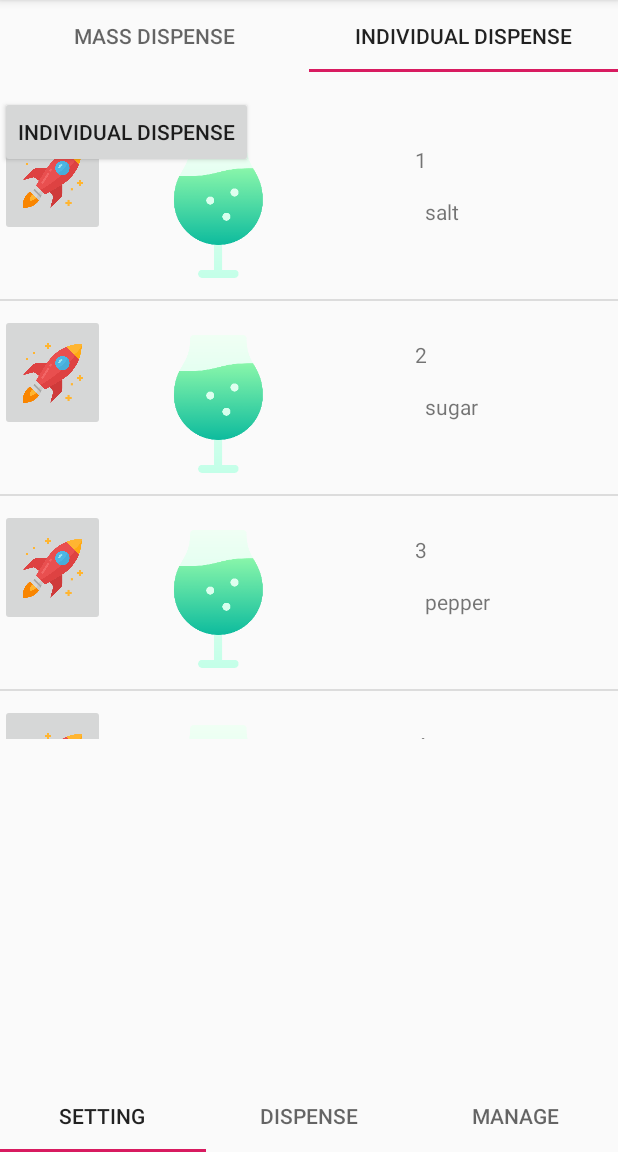
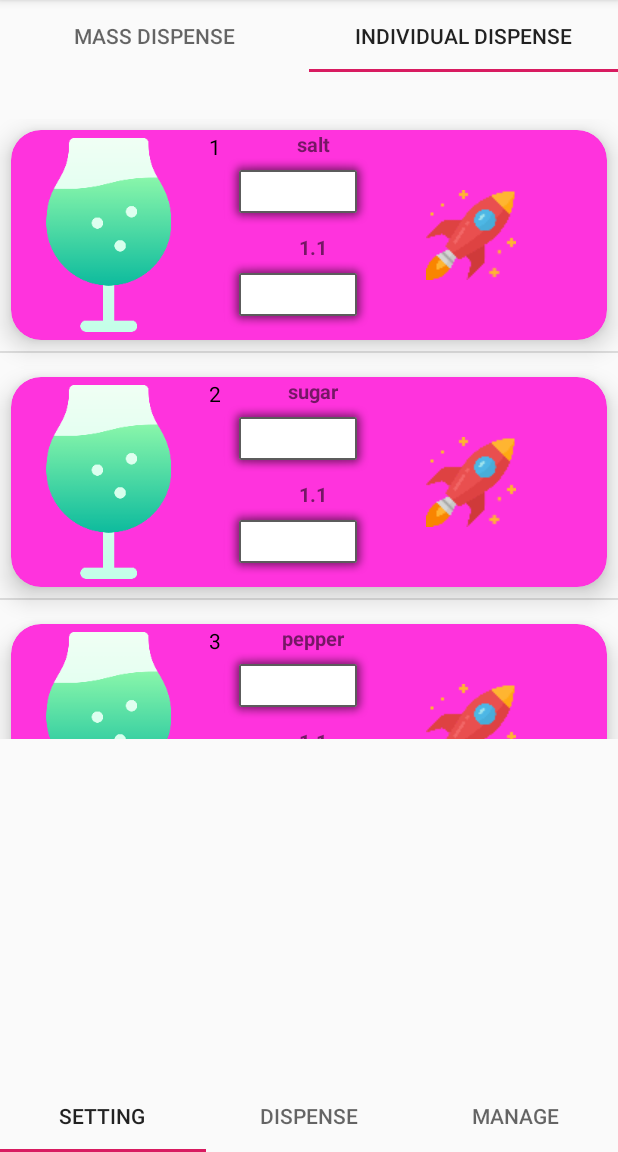
Before and after one commit to FelixWuKai/Sprinkle, an Android app: the screen it shows after launch (MainActivity), tab 2 chosen, on a phone screen of 412 x 824 dp, the part 84-1236 px from its top. Run offline under Robolectric (Android 15) with nearby library versions, the light colour scheme and no system bars; our stand-ins replace ButterKnife.

Commit message:
Trying out some new UIs

```diff
--- a/app/src/main/java/com/example/wulix/sprinkle/ui/adapter/IndivDispenseRecycleAdapter2.java
+++ b/app/src/main/java/com/example/wulix/sprinkle/ui/adapter/IndivDispenseRecycleAdapter2.java
@@ -3,6 +3,7 @@ package com.example.wulix.sprinkle.ui.adapter;
 import android.view.LayoutInflater;
 import android.view.View;
 import android.view.ViewGroup;
+import android.widget.ImageView;
 import android.widget.TextView;
 
 import com.example.wulix.sprinkle.R;
@@ -11,17 +12,26 @@ import com.example.wulix.sprinkle.module.DataDispenser;
 import java.util.List;
 
 import androidx.annotation.NonNull;
+import androidx.cardview.widget.CardView;
 import androidx.recyclerview.widget.RecyclerView;
+import butterknife.BindView;
 
-public class IndivDispenseRecycleAdapter2 extends RecyclerView.Adapter<IndivDispenseRecycleAdapter2.ViewHolder>{
+public class IndivDispenseRecycleAdapter2 extends RecyclerView.Adapter<IndivDispenseRecycleAdapter2.ViewHolder> {
 
+
+    @BindView(R.id.disp_img) ImageView dispImg;
+    @BindView(R.id.dispenserNumber) TextView dispenserNumber;
+    @BindView(R.id.spiceName) TextView spiceName;
+    @BindView(R.id.teasponNumb) TextView teasponNumb;
+    @BindView(R.id.dispense_action) ImageView dispenseAction;
+    @BindView(R.id.indiv_disp) CardView indivDisp;
 
     private List<DataDispenser> dataDispensers;
 
     private OnItemClickListener mOnItemClickListener;
 
-    public interface OnItemClickListener{
-        void onItemClick(View view,int position);
+    public interface OnItemClickListener {
+        void onItemClick(View view, int position);
     }
 
     public IndivDispenseRecycleAdapter2(List<DataDispenser> dataDispensers) {
@@ -31,7 +41,7 @@ public class IndivDispenseRecycleAdapter2 extends RecyclerView.Adapter<IndivDisp
     @NonNull
     @Override
     public ViewHolder onCreateViewHolder(@NonNull ViewGroup parent, int viewType) {
-        View v = LayoutInflater.from(parent.getContext()).inflate(R.layout.recycle_view_indiv_dispense, parent, false);
+        View v = LayoutInflater.from(parent.getContext()).inflate(R.layout.recycle_view_indiv_dispense_edit, parent, false);
         ViewHolder vh = new ViewHolder(v);
         return vh;
     }
@@ -42,13 +52,13 @@ public class IndivDispenseRecycleAdapter2 extends RecyclerView.Adapter<IndivDisp
         holder.spiceName.setText(dataDispensers.get(position).getSpiceName());
         holder.teaspoonNumb.setText(dataDispensers.get(position).getTeaspoonNumbString());
 
-        if(mOnItemClickListener != null){
+        if (mOnItemClickListener != null) {
             System.out.println("$$$$$$$$$$$$$$$$$$$$$$$$");
             holder.itemView.setOnClickListener(new View.OnClickListener() {
                 @Override
                 public void onClick(View v) {
                     int position = holder.getLayoutPosition(); // 1
-                    System.out.println("position ######### "+ position);
+                    System.out.println("position ######### " + position);
                     //  mOnItemClickListener1.onItemClick1(holder.itemView,position); // 2
                 }
             });
@@ -61,11 +71,12 @@ public class IndivDispenseRecycleAdapter2 extends RecyclerView.Adapter<IndivDisp
         return dataDispensers.size();
     }
 
-    class ViewHolder extends RecyclerView.ViewHolder{
-//        public TextView mTextView;
+    class ViewHolder extends RecyclerView.ViewHolder {
+        //        public TextView mTextView;
         public TextView dispenserNumber;
         public TextView spiceName;
         public TextView teaspoonNumb;
+
         public ViewHolder(View itemView) {
             super(itemView);
             //由于itemView是item的布局文件，我们需要的是里面的textView，因此利用itemView.findViewById获
--- a/app/src/main/java/com/example/wulix/sprinkle/ui/fragment/dispense/IndivDispenseFragment.java
+++ b/app/src/main/java/com/example/wulix/sprinkle/ui/fragment/dispense/IndivDispenseFragment.java
@@ -40,7 +40,7 @@ public class IndivDispenseFragment extends BaseFragment {
 
 
 
-    @BindView(R.id.indiv_disp) Button indivDisp;
+//    @BindView(R.id.indiv_disp) Button indivDisp;
     @BindView(R.id.disp_recyView) RecyclerView dispRecyView;
 
     @Nullable
@@ -51,16 +51,16 @@ public class IndivDispenseFragment extends BaseFragment {
         ButterKnife.bind(this, view);
         initData();
         initRecyclerView();
-        indivDisp.setOnClickListener(btnOnClickListener);
+//        indivDisp.setOnClickListener(btnOnClickListener);
         return view;
     }
 
-    View.OnClickListener btnOnClickListener = new View.OnClickListener() {
-        @Override
-        public void onClick(View v) {
-            Toast.makeText(getContext(), "Device is Individually Dispensing ", Toast.LENGTH_SHORT).show();
-        }
-    };
+//    View.OnClickListener btnOnClickListener = new View.OnClickListener() {
+//        @Override
+//        public void onClick(View v) {
+//            Toast.makeText(getContext(), "Device is Individually Dispensing ", Toast.LENGTH_SHORT).show();
+//        }
+//    };
 
 
     private void initData() {
--- a/app/src/main/res/layout/fragment_indiv_dispense.xml
+++ b/app/src/main/res/layout/fragment_indiv_dispense.xml
@@ -20,14 +20,14 @@
 
     </androidx.recyclerview.widget.RecyclerView>
 
-    <Button
-        android:id="@+id/indiv_disp"
-        android:layout_width="wrap_content"
-        android:layout_height="wrap_content"
-        android:layout_gravity="center"
-        android:gravity="center"
-        android:text="Individual Dispense"
-        app:layout_constraintStart_toStartOf="@+id/disp_recyView"
-        app:layout_constraintTop_toTopOf="@+id/disp_recyView" />
+    <!--<Button-->
+        <!--android:id="@+id/indiv_disp"-->
+        <!--android:layout_width="wrap_content"-->
+        <!--android:layout_height="wrap_content"-->
+        <!--android:layout_gravity="center"-->
+        <!--android:gravity="center"-->
+        <!--android:text="Individual Dispense"-->
+        <!--app:layout_constraintStart_toStartOf="@+id/disp_recyView"-->
+        <!--app:layout_constraintTop_toTopOf="@+id/disp_recyView" />-->
 
 </androidx.constraintlayout.widget.ConstraintLayout>
--- a/app/src/main/res/layout/recycle_view_indiv_dispense_edit.xml
+++ b/app/src/main/res/layout/recycle_view_indiv_dispense_edit.xml
@@ -110,6 +110,4 @@
     </LinearLayout>
 
 
-
-
 </androidx.cardview.widget.CardView>
```
